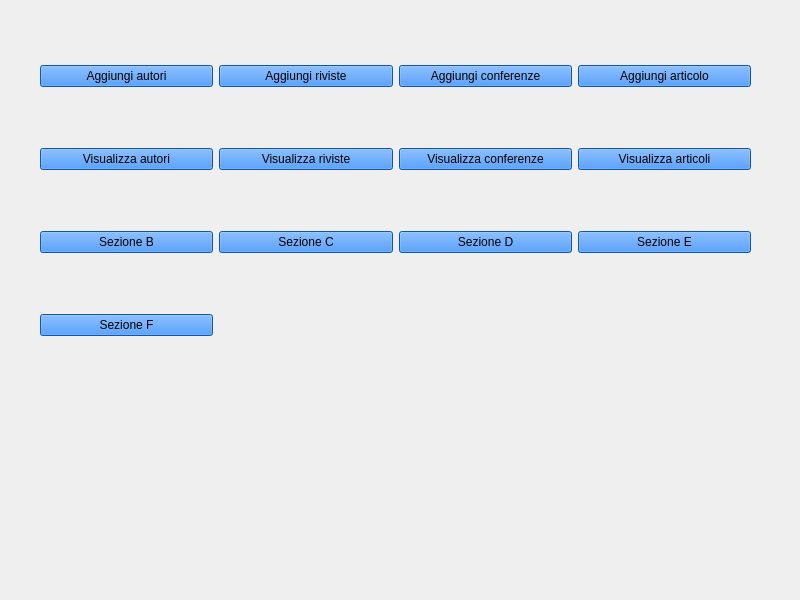
Above: mainwindow.ui from FranckRedery/PROGETTO_PO before the change. Below: the same form after it.
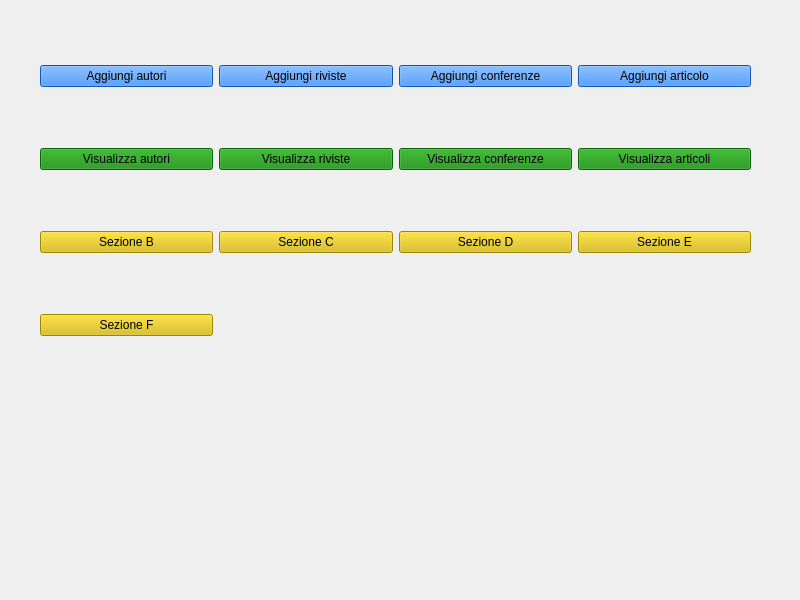
That is the form after the change. The open tabs and pages were chosen to show the change.

Patch:
```diff
--- a/mainwindow.ui
+++ b/mainwindow.ui
@@ -56,7 +56,7 @@
        <item row="2" column="2">
         <widget class="QPushButton" name="pulsante_sezione_D">
          <property name="styleSheet">
-          <string notr="true">background-color: rgb(24,119,242);</string>
+          <string notr="true">background-color: rgb(217,188,0);</string>
          </property>
          <property name="text">
           <string>Sezione D</string>
@@ -76,7 +76,7 @@
        <item row="2" column="1">
         <widget class="QPushButton" name="SEZIONE_C">
          <property name="styleSheet">
-          <string notr="true">background-color: rgb(24,119,242);</string>
+          <string notr="true">background-color: rgb(217,188,0);</string>
          </property>
          <property name="text">
           <string>Sezione C</string>
@@ -86,7 +86,7 @@
        <item row="3" column="0">
         <widget class="QPushButton" name="pushButton_3">
          <property name="styleSheet">
-          <string notr="true">background-color: rgb(24,119,242);</string>
+          <string notr="true">background-color: rgb(217,188,0);</string>
          </property>
          <property name="text">
           <string>Sezione F</string>
@@ -116,7 +116,7 @@
        <item row="2" column="0">
         <widget class="QPushButton" name="SEZIONE_B">
          <property name="styleSheet">
-          <string notr="true">background-color: rgb(24,119,242);</string>
+          <string notr="true">background-color: rgb(217,188,0);</string>
          </property>
          <property name="text">
           <string>Sezione B</string>
@@ -126,7 +126,7 @@
        <item row="2" column="3">
         <widget class="QPushButton" name="pushButton_2">
          <property name="styleSheet">
-          <string notr="true">background-color: rgb(24,119,242);</string>
+          <string notr="true">background-color: rgb(217,188,0);</string>
          </property>
          <property name="text">
           <string>Sezione E</string>
@@ -136,7 +136,7 @@
        <item row="1" column="0">
         <widget class="QPushButton" name="pulsante_visualizza_Autori">
          <property name="styleSheet">
-          <string notr="true">background-color: rgb(24,119,242);</string>
+          <string notr="true">background-color: rgb(15,138,8); </string>
          </property>
          <property name="text">
           <string>Visualizza autori</string>
@@ -146,7 +146,7 @@
        <item row="1" column="1">
         <widget class="QPushButton" name="pulsante_visualizza_Riviste">
          <property name="styleSheet">
-          <string notr="true">background-color: rgb(24,119,242);</string>
+          <string notr="true">background-color: rgb(15,138,8); </string>
          </property>
          <property name="text">
           <string>Visualizza riviste</string>
@@ -156,7 +156,7 @@
        <item row="1" column="2">
         <widget class="QPushButton" name="pulsante_visualizza_conferenze">
          <property name="styleSheet">
-          <string notr="true">background-color: rgb(24,119,242);</string>
+          <string notr="true">background-color: rgb(15,138,8); </string>
          </property>
          <property name="text">
           <string>Visualizza conferenze</string>
@@ -166,7 +166,7 @@
        <item row="1" column="3">
         <widget class="QPushButton" name="pulsante_visualizza_Articoli">
          <property name="styleSheet">
-          <string notr="true">background-color: rgb(24,119,242);</string>
+          <string notr="true">background-color: rgb(15,138,8); </string>
          </property>
          <property name="text">
           <string>Visualizza articoli</string>
```
Left out of the diff: 24 changed lines with no effect on the pictures.
